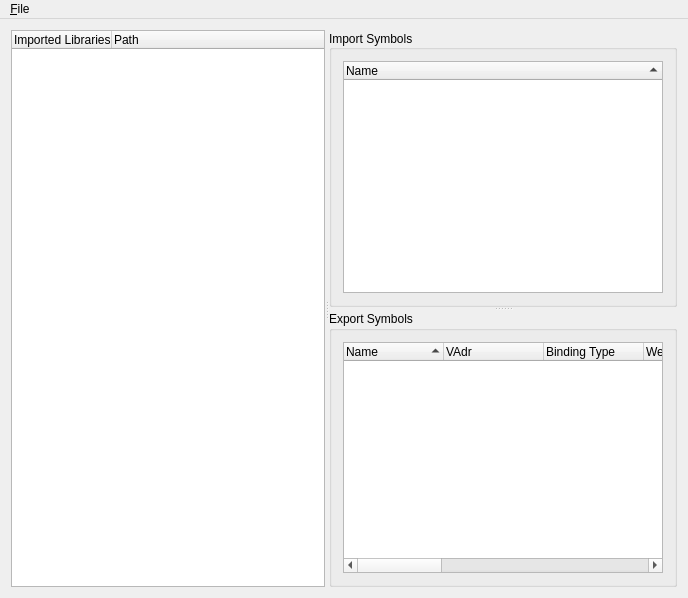
First picture: the form in dpwalker/dependsuibase.ui, repository C6H6Vita/DPWalker, before the edit.
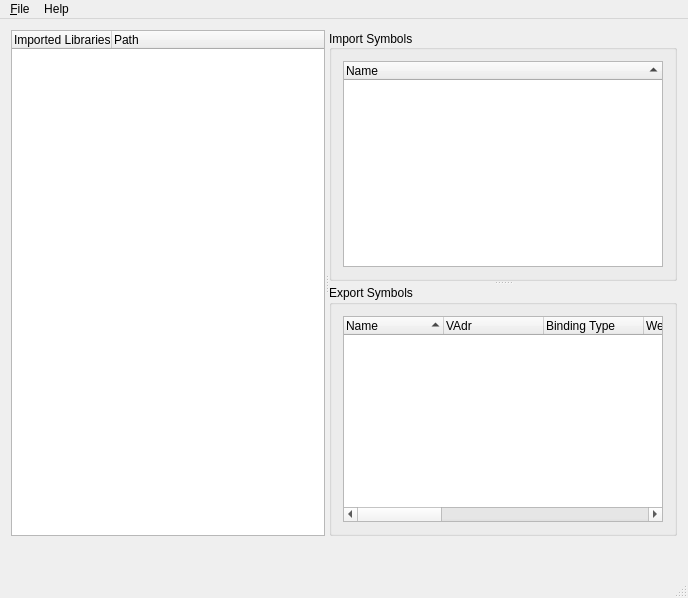
Second picture: the form after the edit. Icons and pictures are not drawn.

Diff of the .ui file:
```diff
--- a/dpwalker/dependsuibase.ui
+++ b/dpwalker/dependsuibase.ui
@@ -22,7 +22,7 @@
    <bool>false</bool>
   </property>
   <widget class="QWidget" name="widget">
-   <layout class="QVBoxLayout">
+   <layout class="QVBoxLayout" name="m_BaseLayout">
     <item>
      <widget class="QSplitter" name="splitter1">
       <property name="orientation">
@@ -221,6 +221,65 @@
       </widget>
      </widget>
     </item>
+    <item>
+     <widget class="QWidget" name="m_StatusbarWzt" native="true">
+      <layout class="QHBoxLayout" name="horizontalLayout">
+       <property name="leftMargin">
+        <number>0</number>
+       </property>
+       <property name="topMargin">
+        <number>0</number>
+       </property>
+       <property name="rightMargin">
+        <number>0</number>
+       </property>
+       <property name="bottomMargin">
+        <number>0</number>
+       </property>
+       <item>
+        <widget class="QLabel" name="m_lbSpinner">
+         <property name="sizePolicy">
+          <sizepolicy hsizetype="Fixed" vsizetype="Fixed">
+           <horstretch>0</horstretch>
+           <verstretch>0</verstretch>
+          </sizepolicy>
+         </property>
+         <property name="minimumSize">
+          <size>
+           <width>23</width>
+           <height>23</height>
+          </size>
+         </property>
+         <property name="maximumSize">
+          <size>
+           <width>23</width>
+           <height>23</height>
+          </size>
+         </property>
+         <property name="text">
+          <string/>
+         </property>
+         <property name="scaledContents">
+          <bool>true</bool>
+         </property>
+        </widget>
+       </item>
+       <item>
+        <spacer name="horizontalSpacer">
+         <property name="orientation">
+          <enum>Qt::Horizontal</enum>
+         </property>
+         <property name="sizeHint" stdset="0">
+          <size>
+           <width>661</width>
+           <height>20</height>
+          </size>
+         </property>
+        </spacer>
+       </item>
+      </layout>
+     </widget>
+    </item>
    </layout>
   </widget>
   <widget class="QMenuBar" name="MenuBar">
@@ -240,8 +299,16 @@
     <addaction name="separator"/>
     <addaction name="fileExitAction"/>
    </widget>
+   <widget class="QMenu" name="menuHelo">
+    <property name="title">
+     <string>Help</string>
+    </property>
+    <addaction name="aboutAction"/>
+   </widget>
    <addaction name="fileMenu"/>
+   <addaction name="menuHelo"/>
   </widget>
+  <widget class="QStatusBar" name="statusBar"/>
   <action name="fileOpenAction">
    <property name="icon">
     <iconset resource="dpwalker.qrc">
```
Left out of the diff: 45 changed lines with no effect on the pictures.
